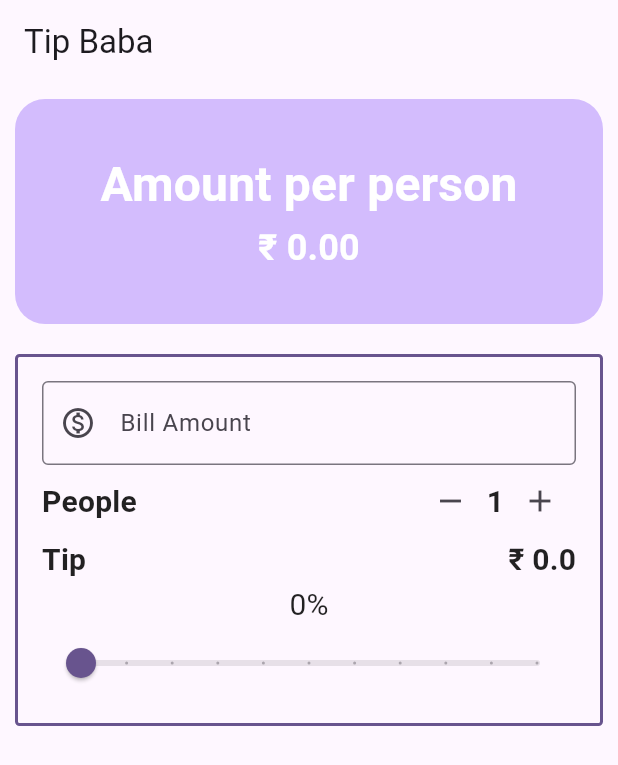
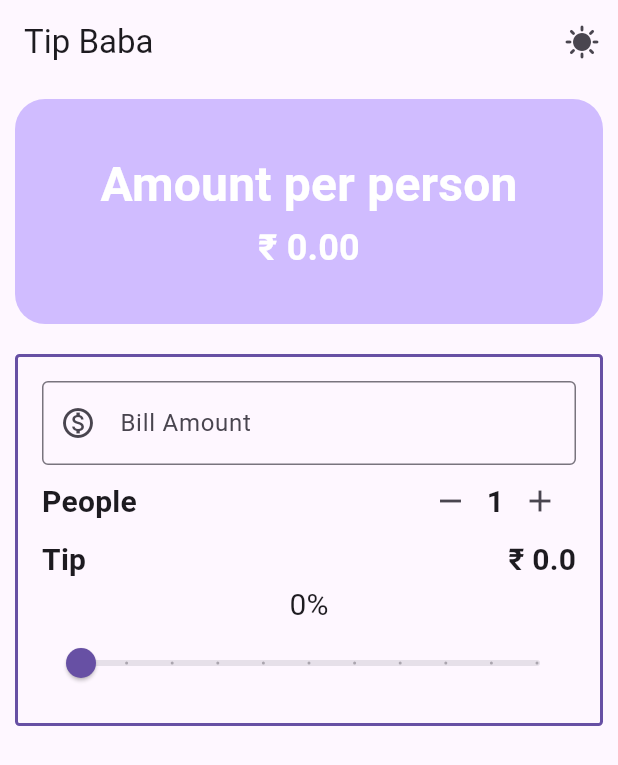
Before and after one commit to ShivanshKothari/tip_calculator, a Flutter app: the screen it shows after launch, on a phone screen of 412 x 824 dp. Shown: the top 765 px of the screen. Run offline on Flutter 3.47's test engine with Material 3 defaults, Android fonts, the phone set to English and light mode, and no system bars.

Commit message:
feat/dark-theme-support

```diff
--- a/lib/main.dart
+++ b/lib/main.dart
@@ -1,11 +1,14 @@
 import 'package:flutter/material.dart';
 import 'package:provider/provider.dart';
-import 'package:tip_calculator/screens/providers/tip_calculator_model.dart';
+import 'package:tip_calculator/providers/theme_provider.dart';
+import 'package:tip_calculator/providers/tip_calculator_model.dart';
 import 'package:tip_calculator/screens/tip_baba.dart';
 
 void main() {
-  runApp(ChangeNotifierProvider(
-      create: (context) => TipCalculatorModel(), child: const MyApp()));
+  runApp(MultiProvider(providers: [
+    ChangeNotifierProvider(create: (context) => TipCalculatorModel()),
+    ChangeNotifierProvider(create: (context) => ThemeProvider())
+  ], child: const MyApp()));
 }
 
 class MyApp extends StatelessWidget {
@@ -14,12 +17,14 @@ class MyApp extends StatelessWidget {
   // This widget is the root of your application.
   @override
   Widget build(BuildContext context) {
+    final themeProvider = Provider.of<ThemeProvider>(context);
     return MaterialApp(
       title: 'TipBaba',
-      theme: ThemeData(
-        colorScheme: ColorScheme.fromSeed(seedColor: Colors.deepPurple),
-        useMaterial3: true,
-      ),
+      theme: themeProvider.currentTheme,
+      // theme: ThemeData(
+      //   colorScheme: ColorScheme.fromSeed(seedColor: Colors.deepPurple),
+      //   useMaterial3: true,
+      // ),
       home: const TipBaba(),
     );
   }
--- /dev/null
+++ b/lib/providers/theme_provider.dart
@@ -0,0 +1,18 @@
+import 'package:flutter/material.dart';
+
+class ThemeProvider with ChangeNotifier {
+  bool _isDarkMode = false;
+
+  // getters
+  bool get isDarkMode => _isDarkMode;
+
+  // toggle themes
+  void toggleTheme() {
+    _isDarkMode = !_isDarkMode;
+    notifyListeners();
+  }
+
+  ThemeData get currentTheme {
+    return _isDarkMode ? ThemeData.dark() : ThemeData.light();
+  }
+}
--- a/lib/screens/tip_baba.dart
+++ b/lib/screens/tip_baba.dart
@@ -1,6 +1,7 @@
 import 'package:flutter/material.dart';
 import 'package:provider/provider.dart';
-import 'package:tip_calculator/screens/providers/tip_calculator_model.dart';
+import 'package:tip_calculator/providers/theme_provider.dart';
+import 'package:tip_calculator/providers/tip_calculator_model.dart';
 import 'package:tip_calculator/widgets/bill_amount_field.dart';
 import 'package:tip_calculator/widgets/per_person_amount_display.dart';
 import 'package:tip_calculator/widgets/person_counter.dart';
@@ -16,6 +17,7 @@ class TipBaba extends StatefulWidget {
 class _TipBabaState extends State<TipBaba> {
   @override
   Widget build(BuildContext context) {
+    final themeProvider = Provider.of<ThemeProvider>(context);
     final stateModel = Provider.of<TipCalculatorModel>(context);
     var theme = Theme.of(context);
     final textStyle = theme.textTheme.titleMedium!.copyWith(
@@ -25,12 +27,14 @@ class _TipBabaState extends State<TipBaba> {
     );
     return Scaffold(
       appBar: AppBar(
-        title: const Row(
-          mainAxisAlignment: MainAxisAlignment.spaceBetween,
-          children: [
-            Text('Tip Baba'),
-          ],
-        ),
+        title: const Text('Tip Baba'),
+        actions: [
+          IconButton(
+              onPressed: () => themeProvider.toggleTheme(),
+              icon: !themeProvider.isDarkMode
+                  ? Icon(Icons.sunny)
+                  : Icon(Icons.nightlight_round))
+        ],
       ),
       body: Column(
         mainAxisAlignment: MainAxisAlignment.start,
@@ -62,6 +66,7 @@ class _TipBabaState extends State<TipBaba> {
                   PersonCounter(
                     textStyle: textStyle,
                     peopleCount: stateModel.peopleCount,
+                    theme: theme,
                     onIncrement: () => stateModel
                         .updatePeopleCount(stateModel.peopleCount + 1),
                     onDecrement: () => stateModel
@@ -71,6 +76,7 @@ class _TipBabaState extends State<TipBaba> {
                     textStyle: textStyle,
                     tipAmount: stateModel.tipAmount,
                     tipFactor: stateModel.tipFactor,
+                    theme: theme,
                     onChanged: (double value) =>
                         stateModel.updateTipFactor(value),
                   ),
--- a/lib/widgets/person_counter.dart
+++ b/lib/widgets/person_counter.dart
@@ -7,9 +7,11 @@ class PersonCounter extends StatelessWidget {
     required int peopleCount,
     required this.onIncrement,
     required this.onDecrement,
+    required this.theme,
   }) : _peopleCount = peopleCount;
 
   final TextStyle textStyle;
+  final ThemeData theme;
   final int _peopleCount;
   final VoidCallback onIncrement;
   final VoidCallback onDecrement;
@@ -21,14 +23,16 @@ class PersonCounter extends StatelessWidget {
       children: [
         Text(
           'People',
-          style: textStyle.copyWith(color: Colors.black87, fontSize: 20),
+          style: textStyle.copyWith(
+              color: theme.colorScheme.onBackground, fontSize: 20),
         ),
         Row(
           children: [
             IconButton(onPressed: onDecrement, icon: const Icon(Icons.remove)),
             Text(
               '$_peopleCount',
-              style: textStyle.copyWith(color: Colors.black87, fontSize: 20),
+              style: textStyle.copyWith(
+                  color: theme.colorScheme.onBackground, fontSize: 20),
             ),
             IconButton(onPressed: onIncrement, icon: const Icon(Icons.add)),
           ],
--- a/lib/widgets/tip_counter.dart
+++ b/lib/widgets/tip_counter.dart
@@ -7,10 +7,12 @@ class TipCounter extends StatelessWidget {
     required double tipAmount,
     required double tipFactor,
     required this.onChanged,
+    required this.theme,
   })  : _tipAmount = tipAmount,
         _tipFactor = tipFactor;
 
   final TextStyle textStyle;
+  final ThemeData theme;
   final double _tipAmount;
   final double _tipFactor;
   final ValueChanged<double> onChanged;
@@ -24,11 +26,13 @@ class TipCounter extends StatelessWidget {
           children: [
             Text(
               'Tip',
-              style: textStyle.copyWith(color: Colors.black87, fontSize: 20),
+              style: textStyle.copyWith(
+                  color: theme.colorScheme.onBackground, fontSize: 20),
             ),
             Text(
               '₹ $_tipAmount',
-              style: textStyle.copyWith(color: Colors.black87, fontSize: 20),
+              style: textStyle.copyWith(
+                  color: theme.colorScheme.onBackground, fontSize: 20),
             ),
           ],
         ),
@@ -37,7 +41,7 @@ class TipCounter extends StatelessWidget {
             Text('${(_tipFactor * 100).round()}%',
                 style: textStyle.copyWith(
                     fontWeight: FontWeight.normal,
-                    color: Colors.black87,
+                    color: theme.colorScheme.onBackground,
                     fontSize: 20)),
             Slider(
                 value: _tipFactor,
```
Also changed, not shown: lib/providers/tip_calculator_model.dart (renamed from lib/screens/providers/tip_calculator_model.dart).
